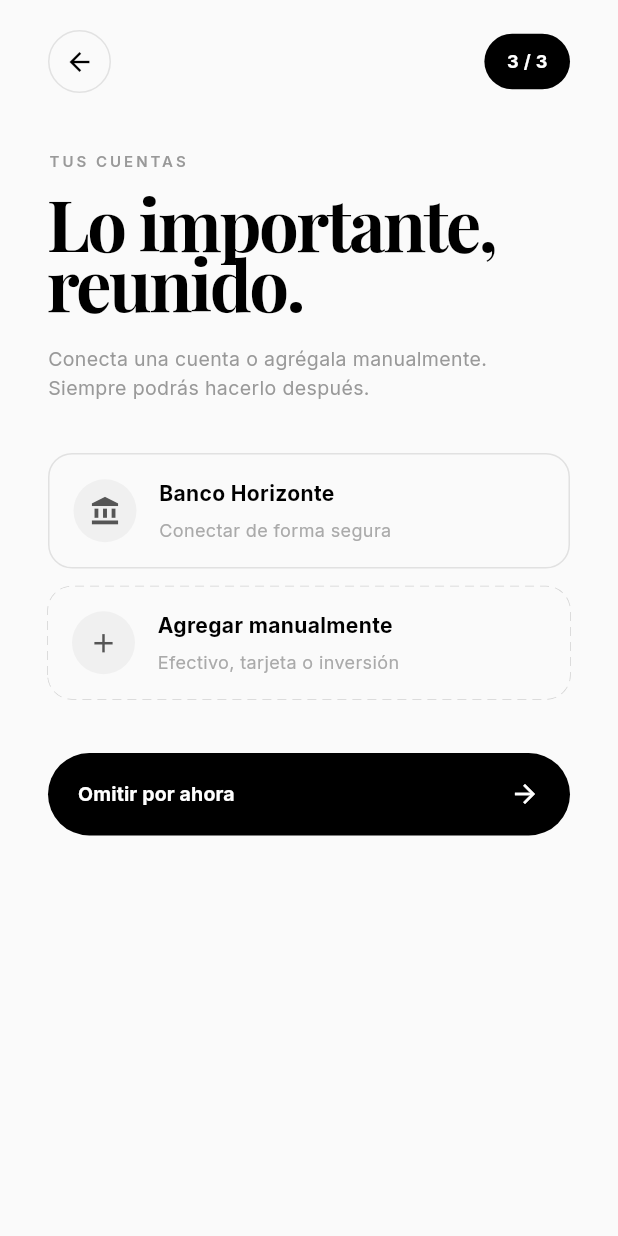
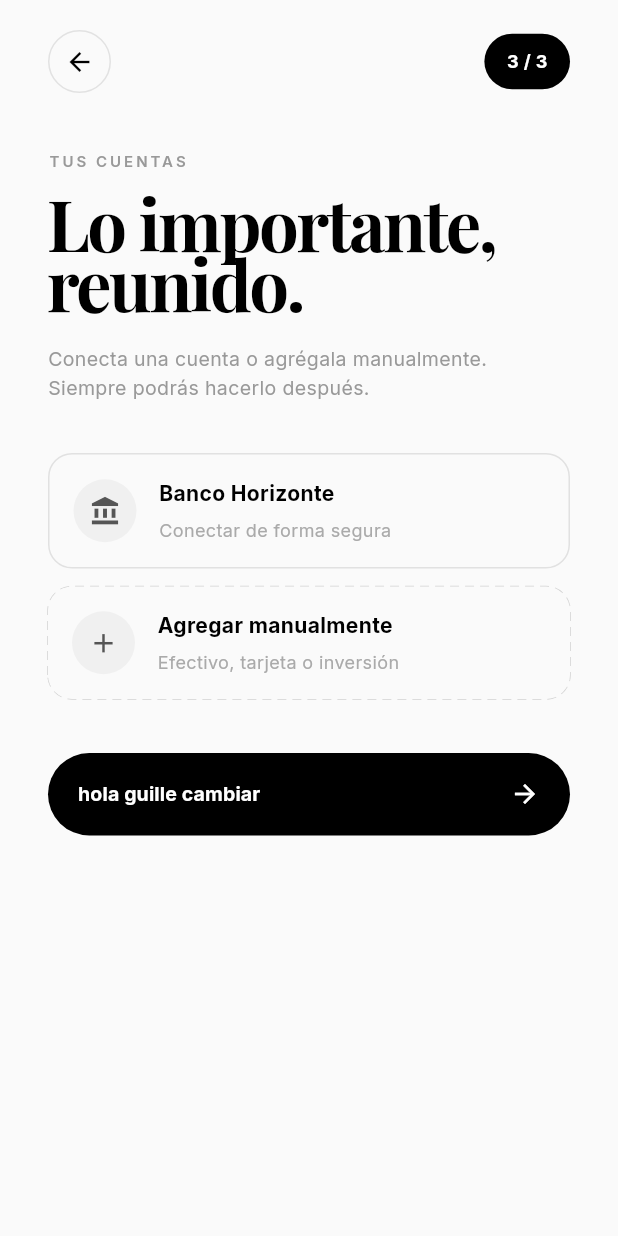
Before and after one commit to CubyCuboy/RouteCash, a Flutter app: the AccountsSetupScreen screen opened directly, on a phone screen of 412 x 824 dp. Run offline on Flutter 3.47's test engine with Material 3 defaults, Android fonts, the phone set to English and light mode, and no system bars; our stand-ins replace google_fonts.

Commit message:
Prueba version 0.00001
se cambi´po un texto y se probó la utilidad hot reload

```diff
--- a/route_cash/lib/ui/screens/accounts_setup_screen.dart
+++ b/route_cash/lib/ui/screens/accounts_setup_screen.dart
@@ -148,7 +148,7 @@ class _AccountsSetupScreenState extends State<AccountsSetupScreen> {
               const SizedBox(height: 36),
 
               RouteCashPrimaryButton(
-                text: 'Omitir por ahora',
+                text: 'hola guille cambiar',
                 onPressed: _skipForNow,
                 height: 55,
               ),
```
